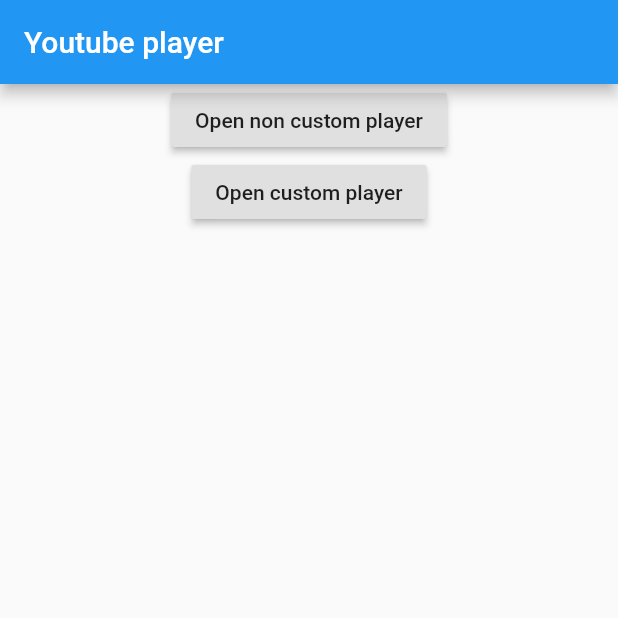
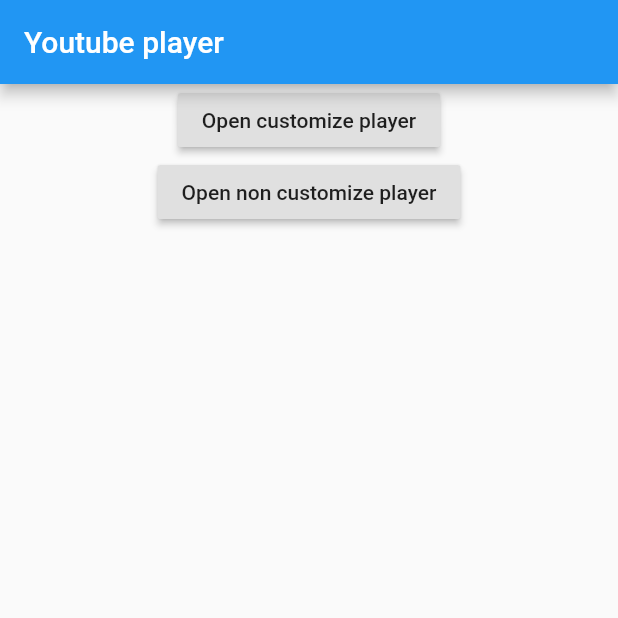
Before and after one commit to hoanglm4/flutter_youtube_view, a Flutter app: the screen it shows after launch, on a phone screen of 412 x 824 dp, the top half of it. Run offline on Flutter 3.47's test engine with Material 2 defaults, Android fonts, the phone set to English and light mode, and no system bars.

```diff
--- a/example/lib/main.dart
+++ b/example/lib/main.dart
@@ -28,13 +28,13 @@ class HomeScreen extends StatelessWidget {
             onPressed: () {
               Navigator.of(context).pushNamed('/custom');
             },
-            child: Text('Open non custom player'),
+            child: Text('Open customize player'),
           ),
           RaisedButton(
             onPressed: () {
               Navigator.of(context).pushNamed('/non_custom');
             },
-            child: Text('Open custom player'),
+            child: Text('Open non customize player'),
           ),
         ]),
       ),
```
